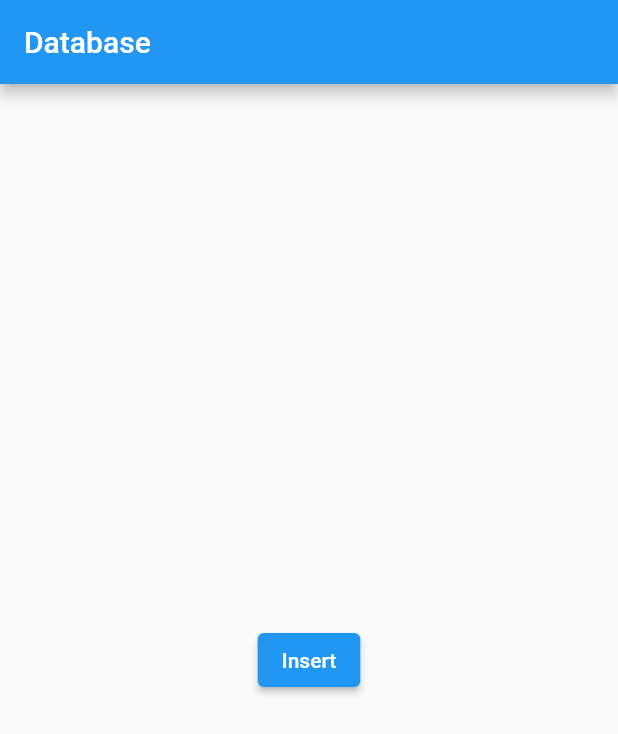
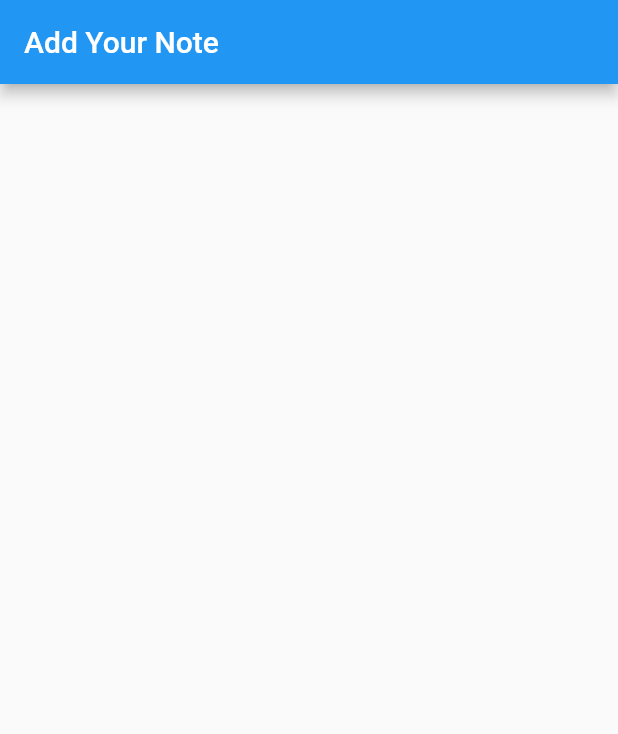
Before and after one commit to kaifakhtar/FlashNotes, a Flutter app: the screen it shows after launch, on a phone screen of 412 x 824 dp. Shown: the top 734 px of the screen. Run offline on Flutter 3.47's test engine with Material 2 defaults, Android fonts, the phone set to English and light mode, and no system bars; our stand-ins replace sqflite; accounts and stored records are empty.

Commit message:
Added screen  "Add your note"

```diff
--- a/lib/main.dart
+++ b/lib/main.dart
@@ -1,34 +1,11 @@
+
 import 'package:flutter/material.dart';
-import 'database_helper.dart';
+import 'screens/insert_note_screen.dart';
+import 'screens/query_screen.dart';
 void main() {
-  runApp(MaterialApp(home: MyApp()));
+  runApp(MaterialApp(
+      routes: {
+        '/':(context)=>InsertNoteScreen(),
+        '/query':(context)=>QueryScreen()
+      },));
 }
-
-class MyApp extends StatelessWidget {
-
-
-  var dbhelper=DatabaseHelper.instance;
-
-  // This widget is the root of your application.
-  @override
-  Widget build(BuildContext context) {
-    return Scaffold(
-      appBar: AppBar(
-        title: Text("Database"),
-      ),
-      body: Center(
-        child: ElevatedButton(
-          onPressed: _insert,
-          child: Text("Insert"),
-        ),
-      ),
-    );
-  }
-  void _insert() async {
-    Map<String,dynamic> row ={
-      DatabaseHelper.columnName:"Kaif Bro"
-    };
-    int? i = await dbhelper.insert(row);
-    print("insert return is ${i}");
-  }
-}
--- /dev/null
+++ b/lib/screens/insert_note_screen.dart
@@ -0,0 +1,14 @@
+import 'package:flutter/material.dart';
+
+class InsertNoteScreen extends StatelessWidget {
+  const InsertNoteScreen({Key? key}) : super(key: key);
+
+  @override
+  Widget build(BuildContext context) {
+    return Scaffold(
+      appBar: AppBar(
+        title: Text("Add Your Note"),
+      ),
+    );
+  }
+}
```
Also changed, not shown: lib/screens/query_screen.dart (added, +73 -0 lines), pubspec.lock.
